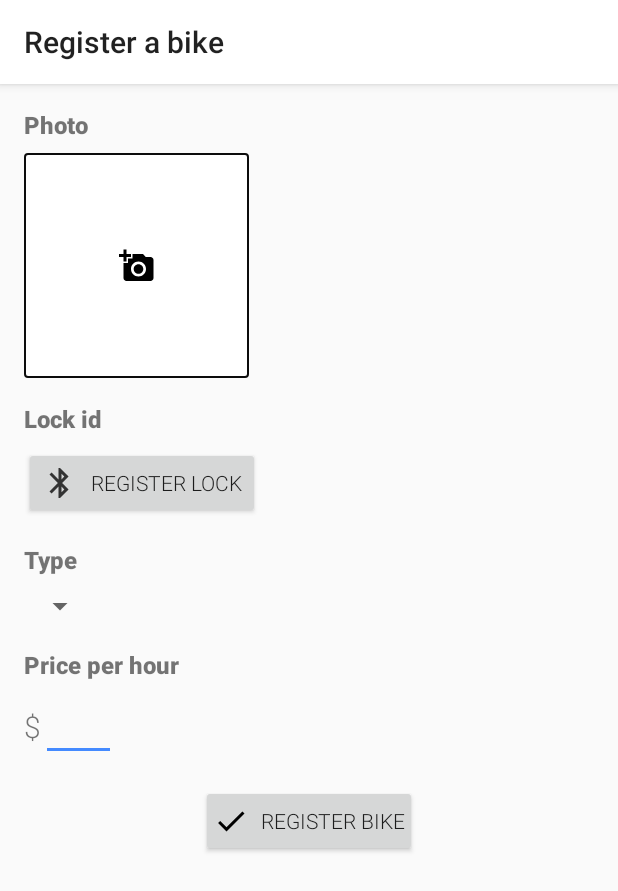
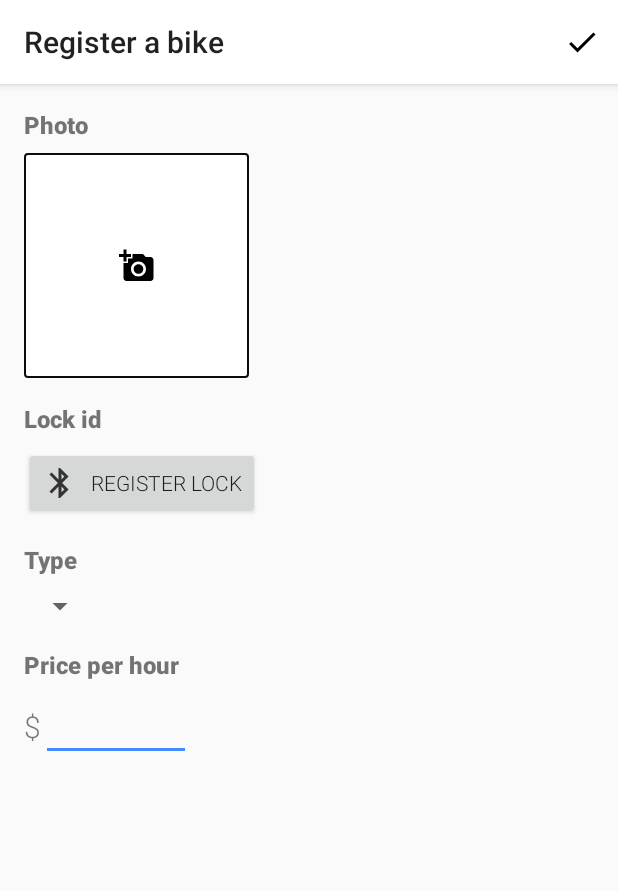
Before and after one commit to gustavclausen/BikeShare, an Android app: the screen it shows after launch (RegisterBikeActivity), on a phone screen of 412 x 824 dp. Shown: the top 891 px of the screen. Run offline under Robolectric (Android 15) with nearby library versions, the phone set to English and light mode, and no system bars.

Commit message:
Camera intent; Bike thumbnail

```diff
--- a/app/build.gradle
+++ b/app/build.gradle
@@ -29,4 +29,6 @@ dependencies {
     implementation 'com.android.support.constraint:constraint-layout:1.1.3'
     implementation 'com.android.support:support-vector-drawable:27.1.1'
     implementation 'com.android.support:support-v4:27.1.1'
+    implementation 'com.github.bumptech.glide:glide:4.9.0'
+    annotationProcessor 'com.github.bumptech.glide:compiler:4.9.0'
 }
--- a/app/src/main/java/com/gustavclausen/bikeshare/fragments/RegisterBikeFragment.kt
+++ b/app/src/main/java/com/gustavclausen/bikeshare/fragments/RegisterBikeFragment.kt
@@ -1,14 +1,129 @@
 package com.gustavclausen.bikeshare.fragments
 
+import android.app.Activity.RESULT_OK
+import android.content.Intent
 import android.os.Bundle
+import android.os.Environment
+import android.provider.MediaStore
 import android.support.v4.app.Fragment
-import android.view.LayoutInflater
-import android.view.View
-import android.view.ViewGroup
+import android.support.v4.content.FileProvider
+import android.util.Log
+import android.view.*
+import android.widget.Toast
+import com.bumptech.glide.Glide
 import com.gustavclausen.bikeshare.R
+import kotlinx.android.synthetic.main.fragment_register_bike.*
+import java.io.File
+import java.io.IOException
+import java.text.SimpleDateFormat
+import java.util.*
 
 class RegisterBikeFragment : Fragment() {
+
+    private var mCurrentBikePhotoPath: String? = null
+
+    companion object {
+        private const val TAG = "RegisterBikeFragment"
+        private const val REQUEST_IMAGE_CAPTURE = 1
+        private const val THUMBNAIL_BIKE_PHOTO_PATH = "thumbnailBikePhotoPath"
+    }
+
+    override fun onCreate(savedInstanceState: Bundle?) {
+        super.onCreate(savedInstanceState)
+        setHasOptionsMenu(true)
+
+        if (savedInstanceState != null) {
+            mCurrentBikePhotoPath = savedInstanceState.getString(THUMBNAIL_BIKE_PHOTO_PATH)
+        }
+    }
+
     override fun onCreateView(inflater: LayoutInflater, container: ViewGroup?, savedInstanceState: Bundle?): View? {
         return inflater.inflate(R.layout.fragment_register_bike, container, false)
     }
+
+    override fun onViewCreated(view: View, savedInstanceState: Bundle?) {
+        super.onViewCreated(view, savedInstanceState)
+
+        bike_photo_button.setOnClickListener {
+            dispatchTakePictureIntent()
+        }
+
+        setBikeThumbnail()
+    }
+
+    override fun onCreateOptionsMenu(menu: Menu?, inflater: MenuInflater?) {
+        super.onCreateOptionsMenu(menu, inflater)
+
+        inflater!!.inflate(R.menu.fragment_register_bike, menu)
+    }
+
+    override fun onSaveInstanceState(outState: Bundle) {
+        super.onSaveInstanceState(outState)
+
+        outState.putString(THUMBNAIL_BIKE_PHOTO_PATH, mCurrentBikePhotoPath)
+    }
+
+    override fun onOptionsItemSelected(item: MenuItem?): Boolean {
+        return when (item!!.itemId) {
+            R.id.register_bike_button -> {
+                true
+            }
+            else -> return super.onOptionsItemSelected(item)
+        }
+    }
+
+    override fun onActivityResult(requestCode: Int, resultCode: Int, data: Intent?) {
+        if (requestCode == REQUEST_IMAGE_CAPTURE && resultCode == RESULT_OK)
+            setBikeThumbnail()
+    }
+
+    private fun dispatchTakePictureIntent() {
+        Intent(MediaStore.ACTION_IMAGE_CAPTURE).also { takePictureIntent ->
+            // Ensure that there is an camera app in the OS that can handle the intent
+            val cameraComponent = takePictureIntent.resolveActivity(context!!.packageManager)
+
+            if (cameraComponent == null) {
+                Toast.makeText(context!!, getString(R.string.camera_intent_error_message), Toast.LENGTH_SHORT).show()
+                return@dispatchTakePictureIntent
+            }
+
+            cameraComponent.also {
+                val photoFile: File? = try {
+                    createImageFile()
+                } catch (ex: IOException) {
+                    Log.e(TAG, "Error occurred while creating image file", ex)
+                    null
+                }
+
+                photoFile?.also {
+                    val photoURI = FileProvider.getUriForFile(
+                        context!!,
+                        "com.gustavclausen.bikeshare.fileprovider",
+                        it
+                    )
+                    takePictureIntent.putExtra(MediaStore.EXTRA_OUTPUT, photoURI)
+                    startActivityForResult(takePictureIntent, REQUEST_IMAGE_CAPTURE)
+                }
+            }
+        }
+    }
+
+    private fun setBikeThumbnail() {
+        if (mCurrentBikePhotoPath != null)
+            Glide.with(this).load(mCurrentBikePhotoPath).centerCrop().into(bike_photo_button)
+    }
+
+    @Throws(IOException::class)
+    private fun createImageFile(): File {
+        val timestamp: String = SimpleDateFormat("yyyyMMdd_HHmmss", Locale.ENGLISH).format(Date())
+        val storageDir: File = context!!.getExternalFilesDir(Environment.DIRECTORY_PICTURES)
+
+        return File.createTempFile(
+            "JPEG_${timestamp}_", // Prefix of file name
+            ".jpg", // Suffix of file name
+            storageDir
+        ).apply {
+            mCurrentBikePhotoPath = absolutePath
+        }
+    }
 }
--- a/app/src/main/res/layout/fragment_register_bike.xml
+++ b/app/src/main/res/layout/fragment_register_bike.xml
@@ -108,27 +108,12 @@
                           android:paddingTop="8dp"/>
 
                 <EditText android:id="@+id/price_input"
-                          android:layout_width="50dp"
+                          android:layout_width="100dp"
                           android:layout_height="wrap_content"
                           android:layout_marginTop="8dp"
                           android:inputType="number"
                           tools:ignore="Autofill,LabelFor"/>
             </LinearLayout>
         </LinearLayout>
-
-
-        <Button android:id="@+id/register_bike_button"
-                android:text="@string/button_register_button"
-                android:drawablePadding="@dimen/button_icon_padding"
-                android:layout_width="wrap_content"
-                android:layout_height="wrap_content"
-                android:drawableStart="@drawable/ic_done"
-                android:layout_marginTop="16dp"
-                app:layout_constraintTop_toBottomOf="@+id/price_section"
-                app:layout_constraintEnd_toEndOf="parent"
-                app:layout_constraintStart_toStartOf="parent"
-                android:layout_marginEnd="8dp"
-                android:layout_marginStart="8dp"
-                android:padding="8dp"/>
     </android.support.constraint.ConstraintLayout>
 </ScrollView>
--- /dev/null
+++ b/app/src/main/res/menu/fragment_register_bike.xml
@@ -0,0 +1,10 @@
+<?xml version="1.0" encoding="utf-8"?>
+<menu xmlns:android="http://schemas.android.com/apk/res/android"
+      xmlns:app="http://schemas.android.com/apk/res-auto">
+
+    <item android:id="@+id/register_bike_button"
+          android:icon="@drawable/ic_done"
+          android:title="@string/button_register_bike"
+          app:showAsAction="withText|ifRoom" />
+
+</menu>
--- a/app/src/main/res/values/strings.xml
+++ b/app/src/main/res/values/strings.xml
@@ -10,5 +10,6 @@
     <string name="label_type_register_bike">Type</string>
     <string name="label_price_register_bike">Price per hour</string>
     <string name="currency_label">$</string>
-    <string name="button_register_button">Register bike</string>
+    <string name="button_register_bike">Done</string>
+    <string name="camera_intent_error_message">No camera app found on device</string>
 </resources>
--- /dev/null
+++ b/app/src/main/res/xml/file_paths.xml
@@ -0,0 +1,4 @@
+<?xml version="1.0" encoding="utf-8"?>
+<paths>
+    <external-path name="bike_images" path="Android/data/com.gustavclausen.bikeshare/files/Pictures" />
+</paths>
```
Also changed, not shown: app/src/main/AndroidManifest.xml (+12 -0 lines), 1 other file.
